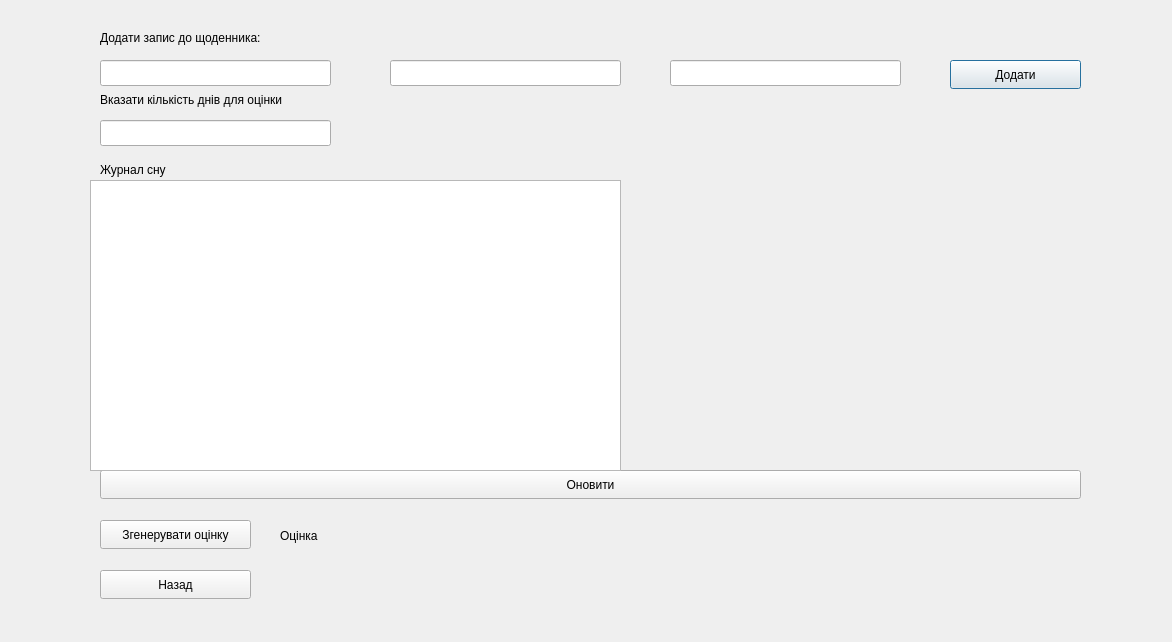
Qt form dreamform.ui (Stalkeroid13/Health_statistic) before a commit.
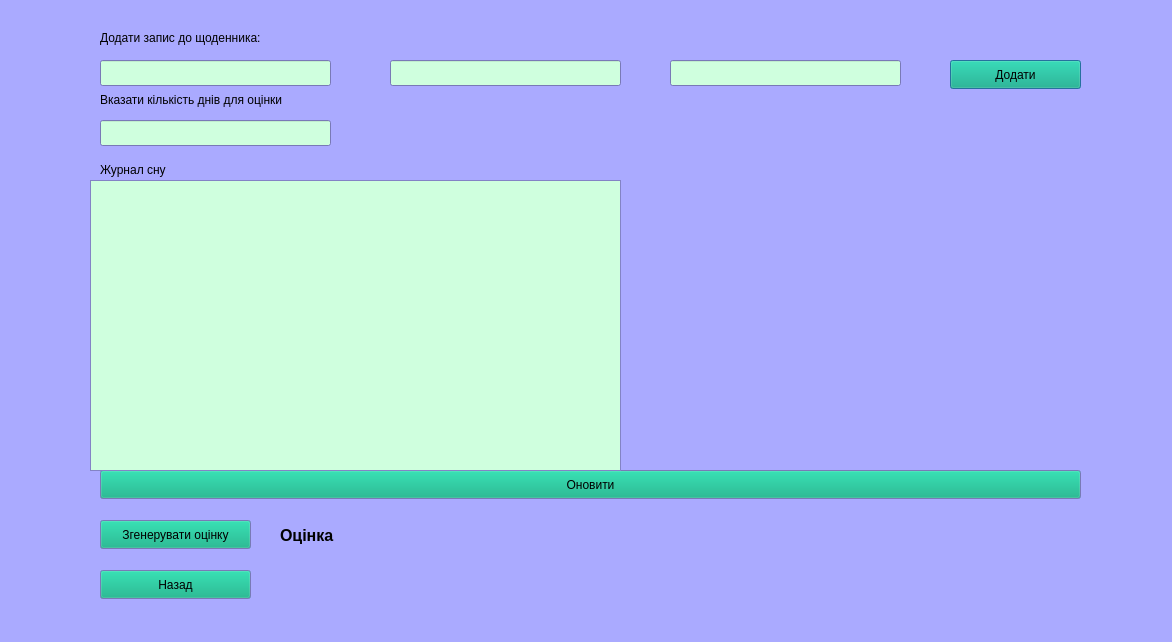
The same form after that commit. Icons and pictures are not drawn.

Patch:
```diff
--- a/dreamform.ui
+++ b/dreamform.ui
@@ -16,6 +16,124 @@
     <verstretch>0</verstretch>
    </sizepolicy>
   </property>
+  <property name="palette">
+   <palette>
+    <active>
+     <colorrole role="Button">
+      <brush brushstyle="SolidPattern">
+       <color alpha="255">
+        <red>0</red>
+        <green>170</green>
+        <blue>127</blue>
+       </color>
+      </brush>
+     </colorrole>
+     <colorrole role="Mid">
+      <brush brushstyle="SolidPattern">
+       <color alpha="255">
+        <red>0</red>
+        <green>170</green>
+        <blue>127</blue>
+       </color>
+      </brush>
+     </colorrole>
+     <colorrole role="Base">
+      <brush brushstyle="SolidPattern">
+       <color alpha="255">
+        <red>207</red>
+        <green>255</green>
+        <blue>222</blue>
+       </color>
+      </brush>
+     </colorrole>
+     <colorrole role="Window">
+      <brush brushstyle="SolidPattern">
+       <color alpha="255">
+        <red>170</red>
+        <green>170</green>
+        <blue>255</blue>
+       </color>
+      </brush>
+     </colorrole>
+    </active>
+    <inactive>
+     <colorrole role="Button">
+      <brush brushstyle="SolidPattern">
+       <color alpha="255">
+        <red>0</red>
+        <green>170</green>
+        <blue>127</blue>
+       </color>
+      </brush>
+     </colorrole>
+     <colorrole role="Mid">
+      <brush brushstyle="SolidPattern">
+       <color alpha="255">
+        <red>0</red>
+        <green>170</green>
+        <blue>127</blue>
+       </color>
+      </brush>
+     </colorrole>
+     <colorrole role="Base">
+      <brush brushstyle="SolidPattern">
+       <color alpha="255">
+        <red>207</red>
+        <green>255</green>
+        <blue>222</blue>
+       </color>
+      </brush>
+     </colorrole>
+     <colorrole role="Window">
+      <brush brushstyle="SolidPattern">
+       <color alpha="255">
+        <red>170</red>
+        <green>170</green>
+        <blue>255</blue>
+       </color>
+      </brush>
+     </colorrole>
+    </inactive>
+    <disabled>
+     <colorrole role="Button">
+      <brush brushstyle="SolidPattern">
+       <color alpha="255">
+        <red>0</red>
+        <green>170</green>
+        <blue>127</blue>
+       </color>
+      </brush>
+     </colorrole>
+     <colorrole role="Mid">
+      <brush brushstyle="SolidPattern">
+       <color alpha="255">
+        <red>0</red>
+        <green>170</green>
+        <blue>127</blue>
+       </color>
+      </brush>
+     </colorrole>
+     <colorrole role="Base">
+      <brush brushstyle="SolidPattern">
+       <color alpha="255">
+        <red>170</red>
+        <green>170</green>
+        <blue>255</blue>
+       </color>
+      </brush>
+     </colorrole>
+     <colorrole role="Window">
+      <brush brushstyle="SolidPattern">
+       <color alpha="255">
+        <red>170</red>
+        <green>170</green>
+        <blue>255</blue>
+       </color>
+      </brush>
+     </colorrole>
+    </disabled>
+   </palette>
+  </property>
   <property name="windowTitle">
    <string>Сон</string>
   </property>
@@ -145,6 +263,12 @@
      <height>31</height>
     </rect>
    </property>
+   <property name="font">
+    <font>
+     <pointsize>12</pointsize>
+     <bold>true</bold>
+    </font>
+   </property>
    <property name="text">
     <string>Оцінка</string>
    </property>
```
